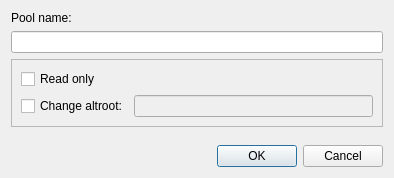
Above: src-qt4/pc-zmanager/dialogname.ui from trueos/pcbsd before the change. Below: the same form after it.
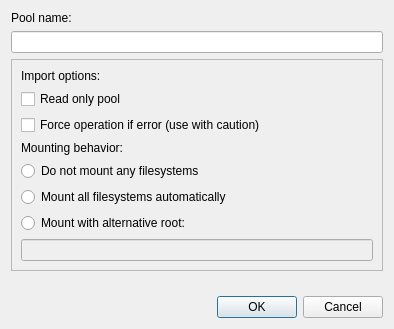
That is the form after the change.

Commit message: Added force option to import dialog Added no automount option to improt dialog Fixed bug that displayed pools that started with same text as another pool.

Patch:
```diff
--- a/src-qt4/pc-zmanager/dialogname.ui
+++ b/src-qt4/pc-zmanager/dialogname.ui
@@ -7,7 +7,7 @@
     <x>0</x>
     <y>0</y>
     <width>394</width>
-    <height>178</height>
+    <height>329</height>
    </rect>
   </property>
   <property name="windowTitle">
@@ -37,27 +37,62 @@
       <enum>QFrame::Raised</enum>
      </property>
      <layout class="QGridLayout" name="gridLayout">
-      <item row="0" column="0">
-       <widget class="QCheckBox" name="checkReadOnly">
+      <item row="4" column="0">
+       <widget class="QRadioButton" name="checkNoMount">
         <property name="text">
-         <string>Read only</string>
+         <string>Do not mount any filesystems</string>
         </property>
        </widget>
       </item>
       <item row="1" column="0">
-       <widget class="QCheckBox" name="checkAltRoot">
+       <widget class="QCheckBox" name="checkReadOnly">
         <property name="text">
-         <string>Change altroot:</string>
+         <string>Read only pool</string>
         </property>
        </widget>
       </item>
-      <item row="1" column="1">
+      <item row="7" column="0">
        <widget class="QLineEdit" name="editAltRoot">
         <property name="enabled">
          <bool>false</bool>
         </property>
        </widget>
       </item>
+      <item row="0" column="0">
+       <widget class="QLabel" name="label">
+        <property name="text">
+         <string>Import options:</string>
+        </property>
+       </widget>
+      </item>
+      <item row="6" column="0">
+       <widget class="QRadioButton" name="checkAltRoot">
+        <property name="text">
+         <string>Mount with alternative root:</string>
+        </property>
+       </widget>
+      </item>
+      <item row="5" column="0">
+       <widget class="QRadioButton" name="checkAutoMount">
+        <property name="text">
+         <string>Mount all filesystems automatically</string>
+        </property>
+       </widget>
+      </item>
+      <item row="3" column="0">
+       <widget class="QLabel" name="label_2">
+        <property name="text">
+         <string>Mounting behavior:</string>
+        </property>
+       </widget>
+      </item>
+      <item row="2" column="0">
+       <widget class="QCheckBox" name="checkForce">
+        <property name="text">
+         <string>Force operation if error (use with caution)</string>
+        </property>
+       </widget>
+      </item>
      </layout>
     </widget>
    </item>
```
The commit also changes 6 other files.
